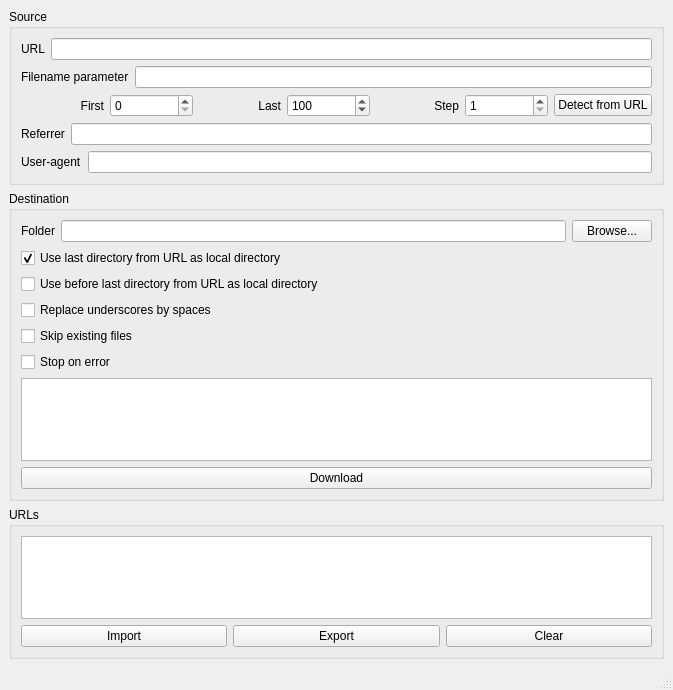
Old version of the form ui/mainwindow.ui in the repository kervala/batchdownloader.
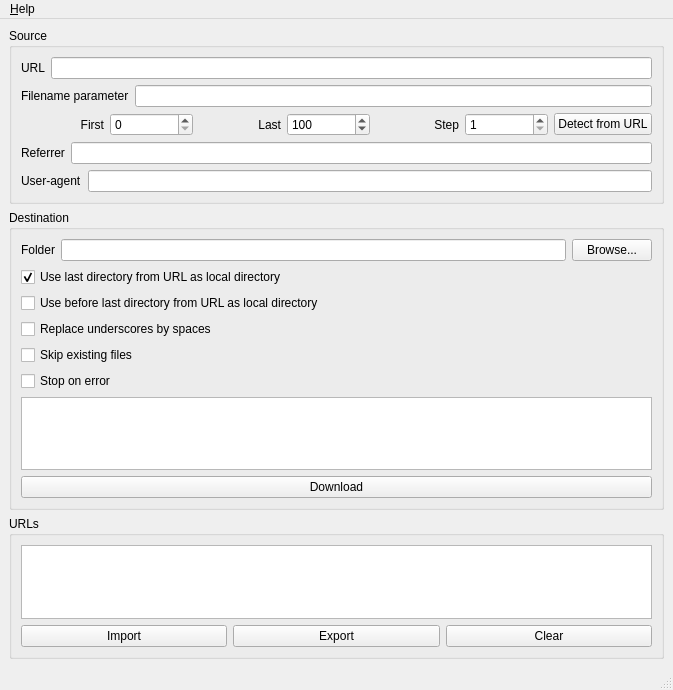
New version of the form.

Patch:
```diff
--- a/ui/mainwindow.ui
+++ b/ui/mainwindow.ui
@@ -282,6 +282,15 @@
      <height>21</height>
     </rect>
    </property>
+   <widget class="QMenu" name="menuAbout">
+    <property name="title">
+     <string>&amp;Help</string>
+    </property>
+    <addaction name="actionCheckUpdates"/>
+    <addaction name="actionAbout"/>
+    <addaction name="actionAboutQt"/>
+   </widget>
+   <addaction name="menuAbout"/>
   </widget>
   <widget class="QStatusBar" name="statusbar"/>
  </widget>
```
Left out of the diff: 15 changed lines with no effect on the pictures.
